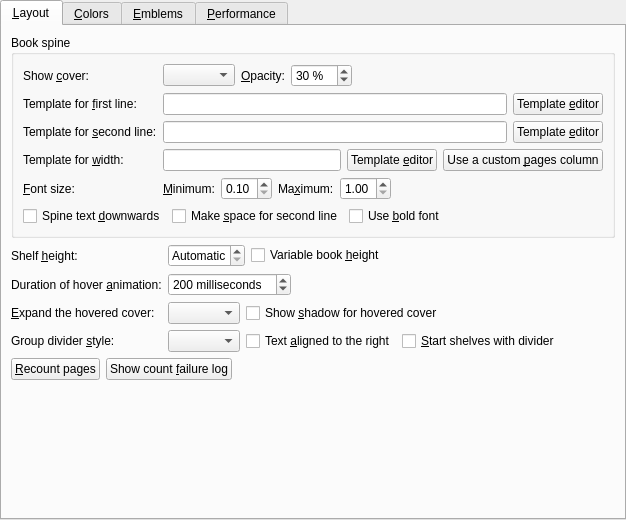
This is src/calibre/gui2/preferences/look_feel_tabs/bookshelf_view.ui in kovidgoyal/calibre as Qt 5 draws it before an edit. The edited form follows.
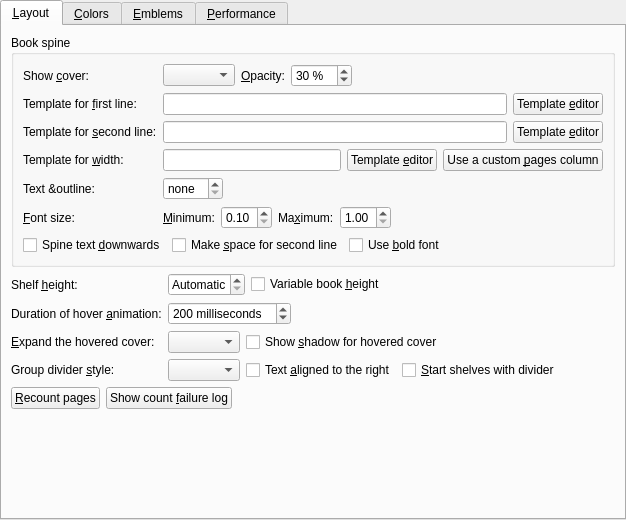
This is the edited form. Icons and pictures are not drawn. Custom widgets are drawn as their Qt base class.

Commit message: Bookshelf: add a user configurable outline around spine text

Diff of the .ui file:
```diff
--- a/src/calibre/gui2/preferences/look_feel_tabs/bookshelf_view.ui
+++ b/src/calibre/gui2/preferences/look_feel_tabs/bookshelf_view.ui
@@ -377,7 +377,7 @@
          </item>
         </layout>
        </item>
-       <item row="4" column="1">
+       <item row="5" column="1">
         <layout class="QHBoxLayout" name="horizontalLayout_9">
          <item>
           <widget class="QLabel" name="label_7">
@@ -436,7 +436,7 @@
          </item>
         </layout>
        </item>
-       <item row="6" column="0" colspan="2">
+       <item row="7" column="0" colspan="2">
         <layout class="QHBoxLayout" name="horizontalLayout">
          <item>
           <widget class="QCheckBox" name="opt_bookshelf_up_to_down">
@@ -483,7 +483,7 @@
          </item>
         </layout>
        </item>
-       <item row="4" column="0">
+       <item row="5" column="0">
         <widget class="QLabel" name="label_3">
          <property name="text">
           <string>&amp;Font size:</string>
@@ -493,6 +493,35 @@
          </property>
         </widget>
        </item>
+       <item row="4" column="0">
+        <widget class="QLabel" name="label_9">
+         <property name="text">
+          <string>Text &amp;outline:</string>
+         </property>
+        </widget>
+       </item>
+       <item row="4" column="1">
+        <widget class="QDoubleSpinBox" name="opt_bookshelf_outline_width">
+         <property name="toolTip">
+          <string>&lt;p&gt;Set the thickness, in pixels, of the outline (border) around text on the spine. A value of zero means no outline. An outline helps the text standout against the spine, especially when the spine has a colorful cover.</string>
+         </property>
+         <property name="specialValueText">
+          <string>none</string>
+         </property>
+         <property name="suffix">
+          <string> px</string>
+         </property>
+         <property name="decimals">
+          <number>1</number>
+         </property>
+         <property name="maximum">
+          <double>5.000000000000000</double>
+         </property>
+         <property name="singleStep">
+          <double>0.100000000000000</double>
+         </property>
+        </widget>
+       </item>
       </layout>
      </widget>
     </item>
```
The commit also changes 3 other files.
